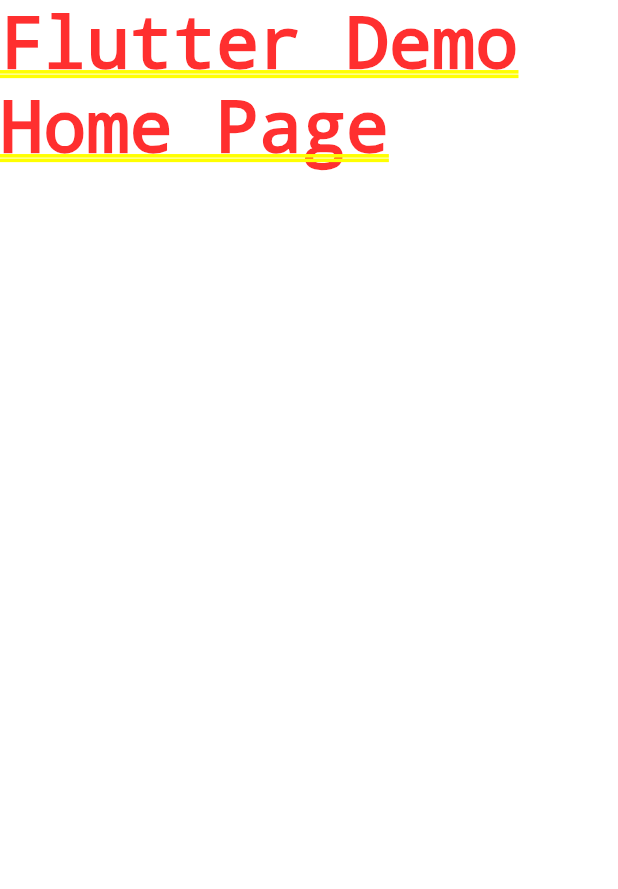
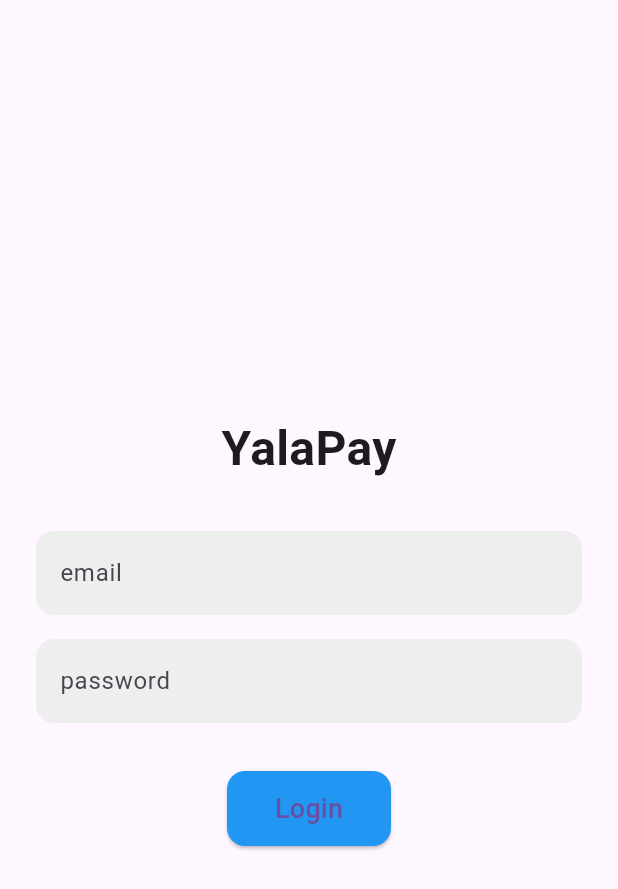
Before and after one commit to Murshed-ma1706102/YalaPay, a Flutter app: the screen it shows after launch, on a phone screen of 412 x 824 dp. Shown: the top 889 px of the screen. Run offline on Flutter 3.47's test engine with Material 3 defaults, Android fonts, the phone set to English and light mode, and no system bars; our stand-ins replace go_router.

Commit message:
start login screen

```diff
--- a/Project/yala_pay/lib/main.dart
+++ b/Project/yala_pay/lib/main.dart
@@ -1,11 +1,35 @@
 import 'package:flutter/material.dart';
+import 'package:provider/provider.dart';
+import 'routes/app_router.dart'; // Import the app router
+import 'providers/user_provider.dart';
 
 void main() {
-  runApp(const MyApp());
+  runApp(
+    MultiProvider(
+      providers: [
+        ChangeNotifierProvider(create: (_) => UserProvider()),
+      ],
+      child: MyApp(),
+    ),
+  );
 }
 
 class MyApp extends StatelessWidget {
   const MyApp({super.key});
+
+  @override
+  Widget build(BuildContext context) {
+    return MaterialApp.router(
+      routerConfig:
+          AppRouter.router, // Use the configured router from app_router.dart
+      title: 'YalaPay',
+      theme: ThemeData(
+        primarySwatch: Colors.blue,
+      ),
+    );
+  }
+
+  /* const MyApp({super.key});
 
   // This widget is the root of your application.
   @override
@@ -18,5 +42,5 @@ class MyApp extends StatelessWidget {
       ),
       home: const Text('Flutter Demo Home Page'),
     );
-  }
+  } */
 }
--- /dev/null
+++ b/Project/yala_pay/lib/routes/app_router.dart
@@ -0,0 +1,22 @@
+import 'package:go_router/go_router.dart';
+
+import '../screens/login_screen.dart';
+import '../screens/dashboard_screen.dart';
+
+class AppRouter {
+  static final GoRouter router = GoRouter(
+    initialLocation: '/',
+    routes: [
+      GoRoute(
+        path: '/',
+        name: 'login',
+        builder: (context, state) => LoginScreen(),
+      ),
+      GoRoute(
+        path: '/dashboard',
+        name: 'dashboard',
+        builder: (context, state) => DashboardScreen(),
+      ),
+    ],
+  );
+}
--- /dev/null
+++ b/Project/yala_pay/lib/screens/login_screen.dart
@@ -0,0 +1,141 @@
+import 'package:flutter/material.dart';
+import 'package:provider/provider.dart';
+import '../models/user.dart';
+import '../providers/user_provider.dart';
+import 'package:go_router/go_router.dart';
+
+class LoginScreen extends StatefulWidget {
+  const LoginScreen({Key? key}) : super(key: key);
+
+  @override
+  _LoginScreenState createState() => _LoginScreenState();
+}
+
+class _LoginScreenState extends State<LoginScreen> {
+  final _formKey = GlobalKey<FormState>();
+  final TextEditingController _emailController = TextEditingController();
+  final TextEditingController _passwordController = TextEditingController();
+
+  String? _errorMessage;
+
+  void _login() {
+    final userProvider = Provider.of<UserProvider>(context, listen: false);
+
+    if (_formKey.currentState?.validate() ?? false) {
+      User? user = userProvider.getUserByEmail(_emailController.text);
+
+      if (user != null && user.password == _passwordController.text) {
+        setState(() {
+          _errorMessage = null;
+        });
+        context.go('/dashboard');
+      } else {
+        setState(() {
+          _errorMessage = 'Invalid email or password';
+        });
+      }
+    }
+  }
+
+  @override
+  Widget build(BuildContext context) {
+    final userProvider = Provider.of<UserProvider>(context);
+
+    if (userProvider.isLoading) {
+      return const Scaffold(
+        body: Center(
+          child: CircularProgressIndicator(),
+        ),
+      );
+    }
+
+    return Scaffold(
+      body: Center(
+        child: Padding(
+          padding: const EdgeInsets.all(24.0),
+          child: Form(
+            key: _formKey,
+            child: Column(
+              mainAxisSize: MainAxisSize.min,
+              children: [
+                //const Text('Login Screen U1', style: TextStyle(fontSize: 24)),
+                const SizedBox(height: 16),
+                const Text('YalaPay',
+                    style:
+                        TextStyle(fontSize: 32, fontWeight: FontWeight.bold)),
+                const SizedBox(height: 32),
+                TextFormField(
+                  controller: _emailController,
+                  decoration: InputDecoration(
+                    labelText: 'email',
+                    filled: true,
+                    fillColor: Colors.grey[200],
+                    border: OutlineInputBorder(
+                      borderRadius: BorderRadius.circular(12),
+                      borderSide: BorderSide.none,
+                    ),
+                  ),
+                  validator: (value) {
+                    if (value == null || value.isEmpty) {
+                      return 'Please enter your email';
+                    } else if (!RegExp(r'^[\w-.]+@([\w-]+\.)+[\w-]{2,4}$')
+                        .hasMatch(value)) {
+                      return 'Please enter a valid email';
+                    }
+                    return null;
+                  },
+                ),
+                const SizedBox(height: 16),
+                TextFormField(
+                  controller: _passwordController,
+                  obscureText: true,
+                  decoration: InputDecoration(
+                    labelText: 'password',
+                    filled: true,
+                    fillColor: Colors.grey[200],
+                    border: OutlineInputBorder(
+                      borderRadius: BorderRadius.circular(12),
+                      borderSide: BorderSide.none,
+                    ),
+                  ),
+                  validator: (value) {
+                    if (value == null || value.isEmpty) {
+                      return 'Please enter your password';
+                    }
+                    return null;
+                  },
+                ),
+                const SizedBox(height: 16),
+                if (_errorMessage != null)
+                  Text(
+                    _errorMessage!,
+                    style: const TextStyle(color: Colors.red),
+                  ),
+                const SizedBox(height: 16),
+                ElevatedButton(
+                  onPressed: _login,
+                  style: ElevatedButton.styleFrom(
+                    backgroundColor: Colors.blue,
+                    shape: RoundedRectangleBorder(
+                      borderRadius: BorderRadius.circular(12),
+                    ),
+                    padding: const EdgeInsets.symmetric(
+                        horizontal: 32, vertical: 12),
+                  ),
+                  child: const Text('Login', style: TextStyle(fontSize: 18)),
+                ),
+              ],
+            ),
+          ),
+        ),
+      ),
+    );
+  }
+
+  @override
+  void dispose() {
+    _emailController.dispose();
+    _passwordController.dispose();
+    super.dispose();
+  }
+}
--- a/Project/yala_pay/pubspec.yaml
+++ b/Project/yala_pay/pubspec.yaml
@@ -35,6 +35,8 @@ dependencies:
   # The following adds the Cupertino Icons font to your application.
   # Use with the CupertinoIcons class for iOS style icons.
   cupertino_icons: ^1.0.8
+  provider: ^6.1.2
+  go_router: ^14.3.0
 
 dev_dependencies:
   flutter_test:
@@ -59,7 +61,8 @@ flutter:
   uses-material-design: true
 
   # To add assets to your application, add an assets section, like this:
-  # assets:
+  assets:
+    - assets/YalaPay-data/
   #   - images/a_dot_burr.jpeg
   #   - images/a_dot_ham.jpeg
 
```
Also changed, not shown: Project/yala_pay/lib/providers/user_provider.dart (+12 -15 lines), Project/yala_pay/lib/repositories/user_repository.dart (+27 -7 lines), Project/yala_pay/lib/screens/dashboard_screen.dart (added, +18 -0 lines).
